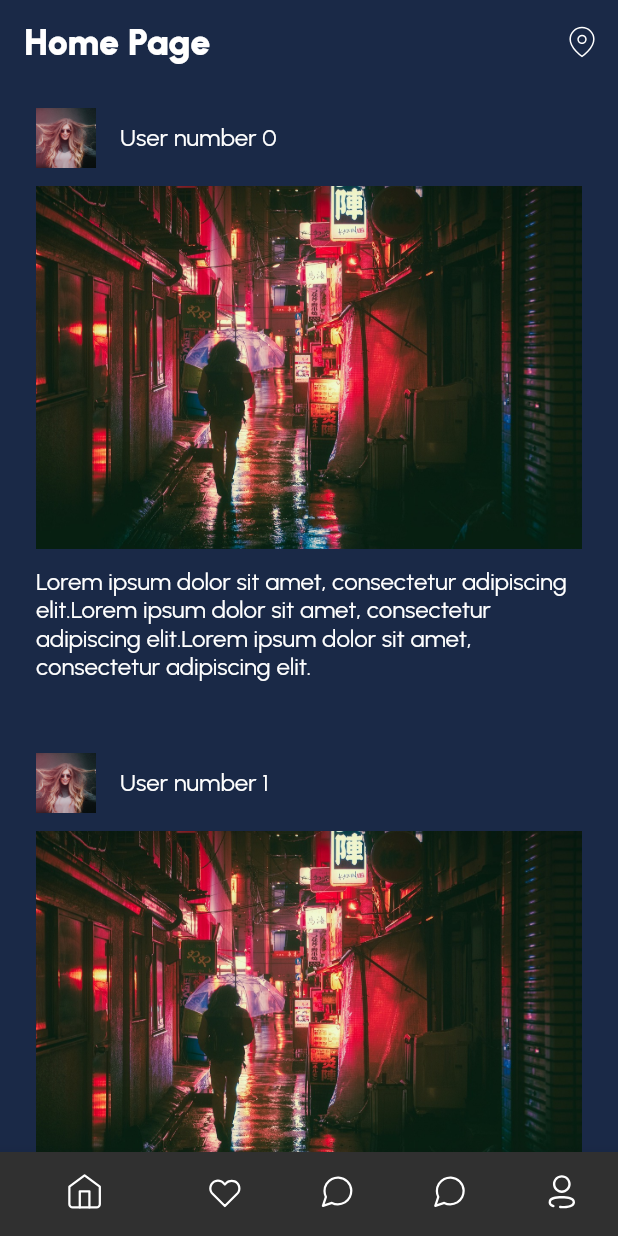
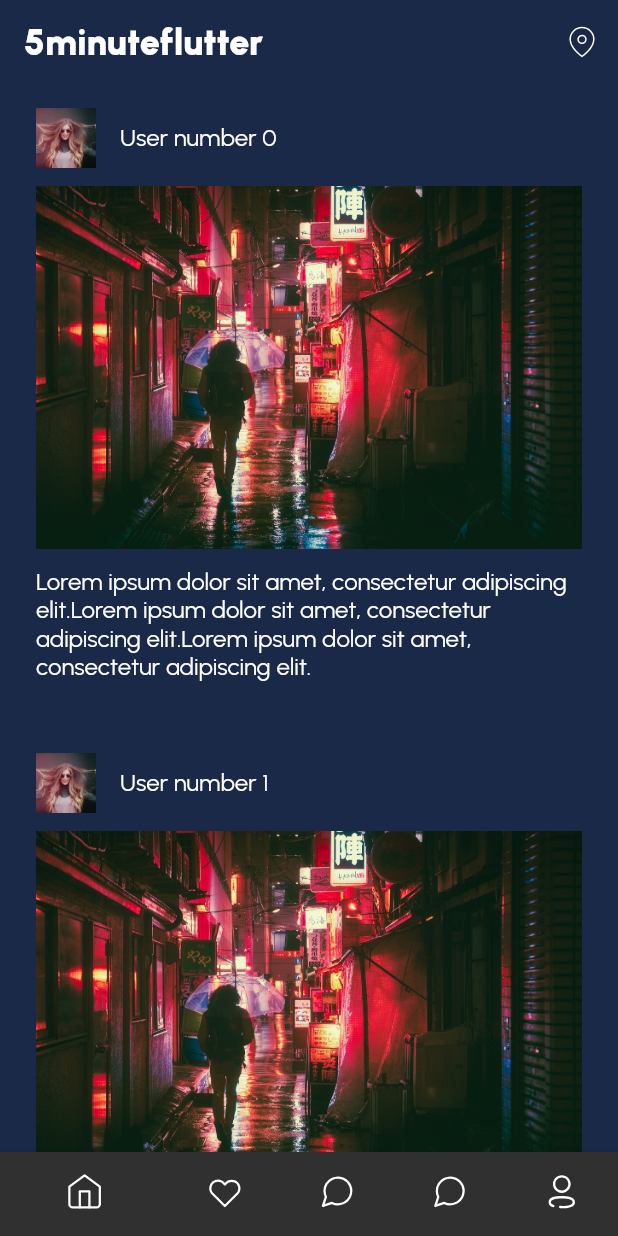
Before and after one commit to HakanBayazitHabes/Advance-DateApp, a Flutter app: the screen it shows after launch, after a tap on "Login", on a phone screen of 412 x 824 dp. Run offline on Flutter 3.47's test engine with Material 2 defaults, Android fonts, the light colour scheme and no system bars; our stand-ins replace flutter_svg.

Commit message:
Edit home_page.dart, login_page.dart, main.dart, profile_page.dart

```diff
--- a/lib/main.dart
+++ b/lib/main.dart
@@ -1,3 +1,5 @@
+import 'package:advance_date_app/config/app_routes.dart';
+import 'package:advance_date_app/pages/edit_profile_page.dart';
 import 'package:advance_date_app/pages/home_page.dart';
 import 'package:advance_date_app/pages/main_page.dart';
 import 'package:advance_date_app/styles/app_colors.dart';
@@ -13,16 +15,13 @@ class MyApp extends StatelessWidget {
   @override
   Widget build(BuildContext context) {
     return MaterialApp(
-        theme: ThemeData(
-          fontFamily: 'Urbanist',
-          scaffoldBackgroundColor: AppColors.background,
-          brightness: Brightness.dark,
-        ),
-        initialRoute: '/',
-        routes: {
-          '/': (context) => LoginPage(),
-          '/home': (context) => HomePage(),
-          '/main': (context) => MainPage(),
-        });
+      theme: ThemeData(
+        fontFamily: 'Urbanist',
+        scaffoldBackgroundColor: AppColors.background,
+        brightness: Brightness.dark,
+      ),
+      initialRoute: AppRoutes.login,
+      routes: AppRoutes.pages,
+    );
   }
 }
--- a/lib/pages/home_page.dart
+++ b/lib/pages/home_page.dart
@@ -1,5 +1,6 @@
 import 'package:advance_date_app/Component/post_item.dart';
 import 'package:advance_date_app/Component/toolbar.dart';
+import 'package:advance_date_app/config/app_strings.dart';
 import 'package:advance_date_app/styles/app_colors.dart';
 import 'package:advance_date_app/styles/app_text.dart';
 import 'package:flutter/material.dart';
@@ -15,7 +16,7 @@ class HomePage extends StatelessWidget {
     mockUsersFromServer();
     return Scaffold(
       appBar: Toolbar(
-        title: 'Home Page',
+        title: AppStrings.appName,
         actions: [
           IconButton(
             onPressed: () {},
--- a/lib/pages/login_page.dart
+++ b/lib/pages/login_page.dart
@@ -1,3 +1,6 @@
+import 'package:advance_date_app/config/app_icons.dart';
+import 'package:advance_date_app/config/app_routes.dart';
+import 'package:advance_date_app/config/app_strings.dart';
 import 'package:flutter/cupertino.dart';
 import 'package:flutter/material.dart';
 
@@ -20,7 +23,7 @@ class LoginPage extends StatelessWidget {
               children: [
                 Spacer(),
                 Text(
-                  'Hello, welcome back!',
+                  AppStrings.helloWelcome,
                   style: TextStyle(
                     fontSize: 24,
                     fontWeight: FontWeight.bold,
@@ -29,7 +32,7 @@ class LoginPage extends StatelessWidget {
                 ),
                 SizedBox(height: 20),
                 Text(
-                  'Login to continue',
+                  AppStrings.loginToContinue,
                   style: TextStyle(
                     fontSize: 16,
                     color: Colors.white,
@@ -79,7 +82,8 @@ class LoginPage extends StatelessWidget {
                   width: double.infinity,
                   child: ElevatedButton(
                     onPressed: () {
-                      Navigator.of(context).pushReplacementNamed('/main');
+                      Navigator.of(context)
+                          .pushReplacementNamed(AppRoutes.main);
                     },
                     style: ElevatedButton.styleFrom(
                       foregroundColor: Colors.black,
@@ -145,7 +149,7 @@ class LoginPage extends StatelessWidget {
                       mainAxisAlignment: MainAxisAlignment.center,
                       children: [
                         Image.asset(
-                          'assets/images/facebook.png',
+                          AppIcons.icFacebook,
                           width: 22,
                           height: 22,
                         ),
--- a/lib/pages/profile_page.dart
+++ b/lib/pages/profile_page.dart
@@ -1,4 +1,5 @@
 import 'package:advance_date_app/Component/toolbar.dart';
+import 'package:advance_date_app/config/app_routes.dart';
 import 'package:advance_date_app/styles/app_text.dart';
 import 'package:flutter/material.dart';
 
@@ -17,7 +18,7 @@ class ProfilePage extends StatelessWidget {
             onSelected: (value) {
               switch (value) {
                 case ProfileMenu.edit:
-                  print('edit');
+                  Navigator.of(context).pushNamed(AppRoutes.editProfile);
                   break;
                 case ProfileMenu.settings:
                   print('settings');
```
